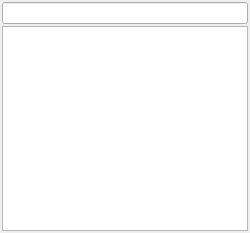
Old version of the form workmodedialog.ui in the repository pa-0/Q-Snippet-Manager.
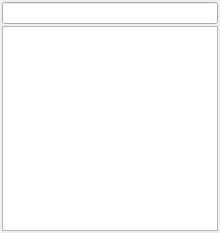
New version of the form.

What changed in the file:
```diff
--- a/workmodedialog.ui
+++ b/workmodedialog.ui
@@ -9,7 +9,7 @@
    <rect>
     <x>0</x>
     <y>0</y>
-    <width>250</width>
+    <width>220</width>
     <height>233</height>
    </rect>
   </property>
```
